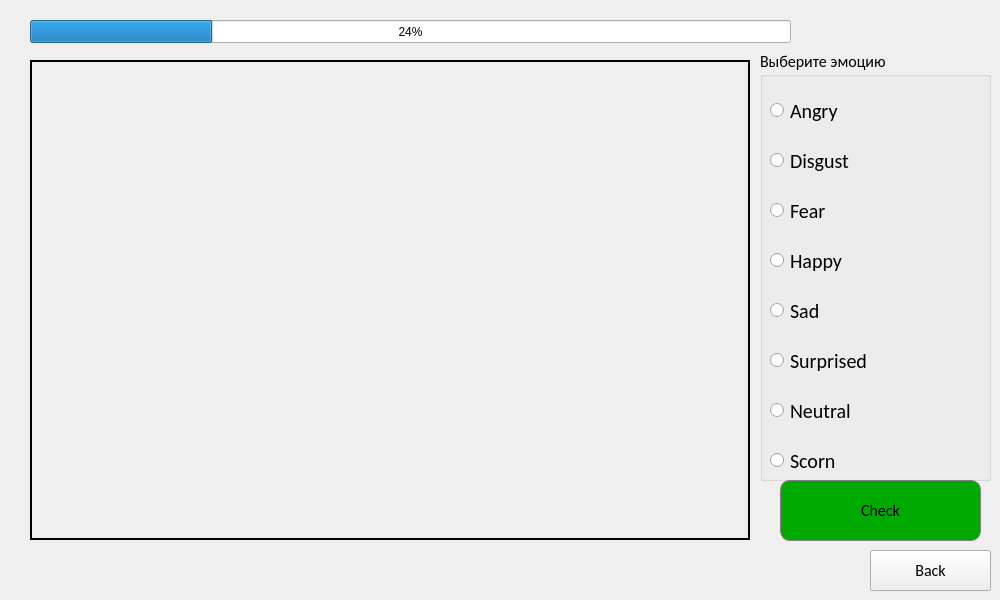
Qt form Interface/UITrainer.ui (MichailKon/EmotionTrainer) before a commit.
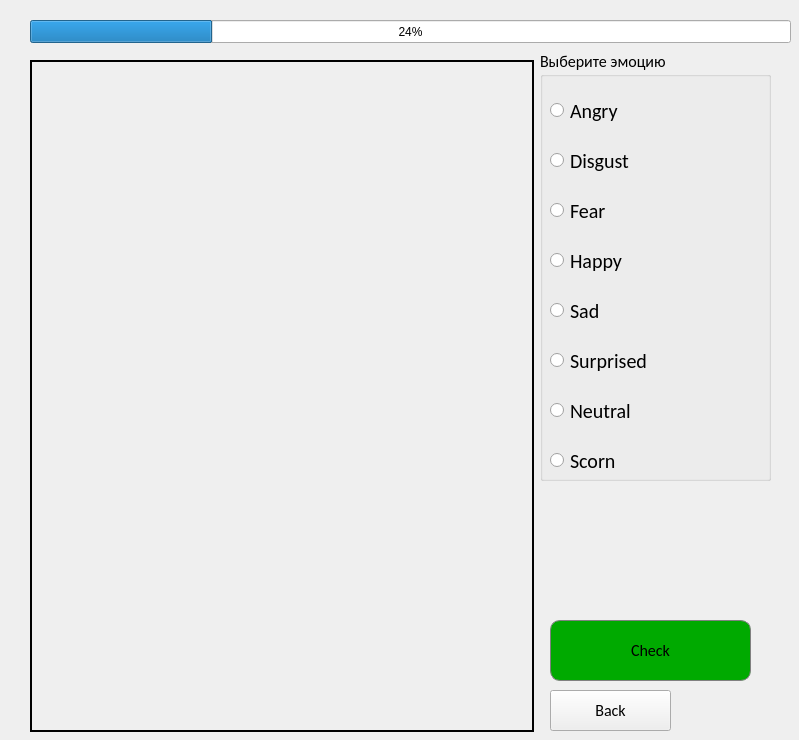
The same form after that commit.

The edit to the form file:
```diff
--- a/Interface/UITrainer.ui
+++ b/Interface/UITrainer.ui
@@ -6,8 +6,8 @@
    <rect>
     <x>0</x>
     <y>0</y>
-    <width>1000</width>
-    <height>600</height>
+    <width>799</width>
+    <height>740</height>
    </rect>
   </property>
   <property name="windowTitle">
@@ -16,8 +16,8 @@
   <widget class="QPushButton" name="SetNextFace">
    <property name="geometry">
     <rect>
-     <x>780</x>
-     <y>480</y>
+     <x>550</x>
+     <y>620</y>
      <width>201</width>
      <height>61</height>
     </rect>
@@ -169,8 +169,8 @@
     <rect>
      <x>30</x>
      <y>60</y>
-     <width>720</width>
-     <height>480</height>
+     <width>504</width>
+     <height>672</height>
     </rect>
    </property>
    <property name="frameShape">
@@ -186,7 +186,7 @@
   <widget class="QGroupBox" name="Emotion">
    <property name="geometry">
     <rect>
-     <x>760</x>
+     <x>540</x>
      <y>50</y>
      <width>231</width>
      <height>431</height>
@@ -495,8 +495,8 @@
   <widget class="QPushButton" name="ToMainWindow">
    <property name="geometry">
     <rect>
-     <x>870</x>
-     <y>550</y>
+     <x>550</x>
+     <y>690</y>
      <width>121</width>
      <height>41</height>
     </rect>
```
